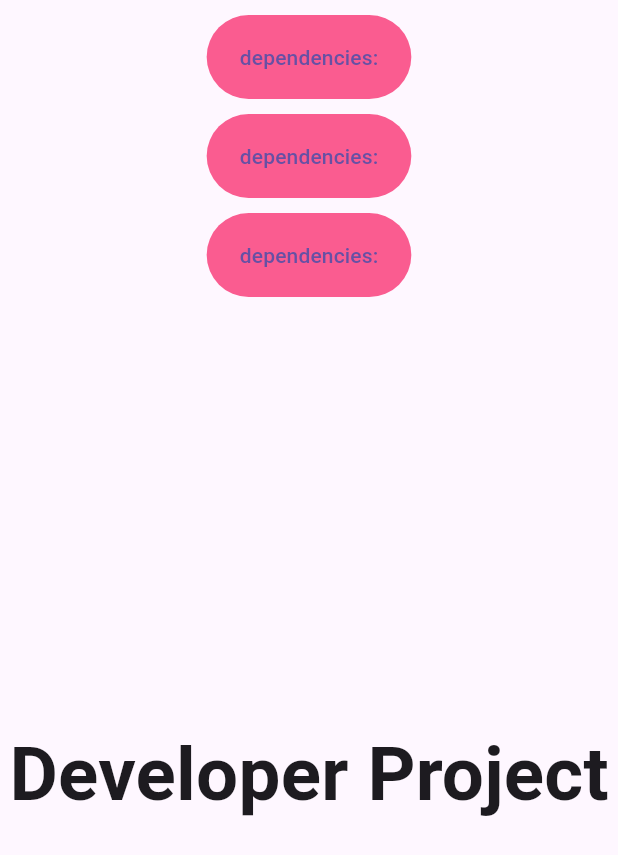
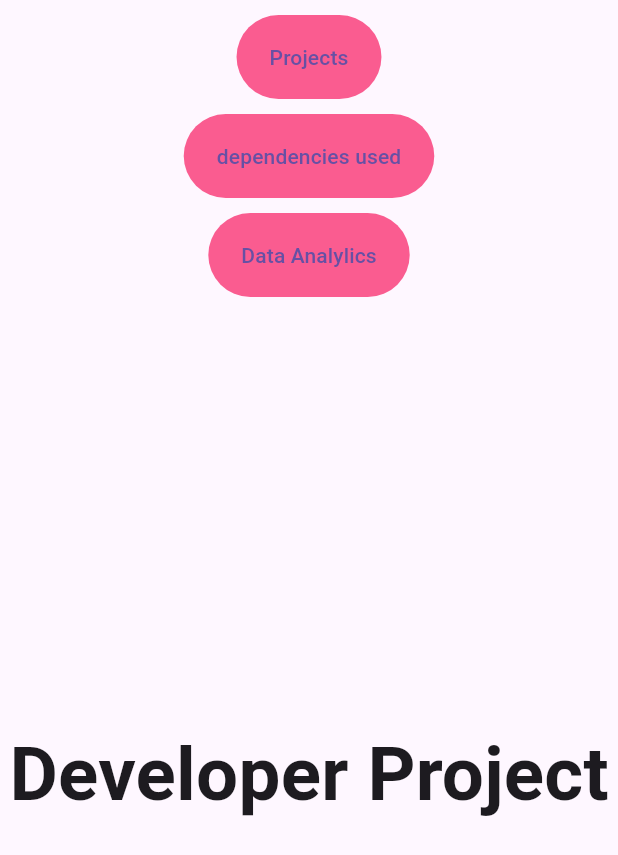
Before and after one commit to DeftoLabs/web_daniel_portafolio_flutter, a Flutter app: the screen it shows after launch, on a phone screen of 412 x 824 dp. Shown: the top 855 px of the screen. Run offline on Flutter 3.47's test engine with Material 3 defaults, Android fonts, the phone set to English and light mode, and no system bars.

Commit message:
Custom Bar Definition

```diff
--- a/lib/pages/custom_app_menu.dart
+++ b/lib/pages/custom_app_menu.dart
@@ -61,17 +61,17 @@ class _MobileMenu extends StatelessWidget {
       child: Column(
             children: [
               CustomFlatButtom(
-                text: 'dependencies:',
+                text: 'Projects',
                 color: const Color.fromARGB(255, 250, 92, 144),
                 onPressed: ()=> Navigator.pushNamed(context, '404') ),
                 const SizedBox(height: 10),
               CustomFlatButtom(
-                text: 'dependencies:',
+                text: 'dependencies used',
                 color: const Color.fromARGB(255, 250, 92, 144),
                 onPressed: ()=> Navigator.pushNamed(context, '404') ),
                 const SizedBox(height: 10),
               CustomFlatButtom(
-                text: 'dependencies:',
+                text: 'Data Analylics',
                 color: const Color.fromARGB(255, 250, 92, 144),
                 onPressed: ()=> Navigator.pushNamed(context, '404') ),
             ],
```
